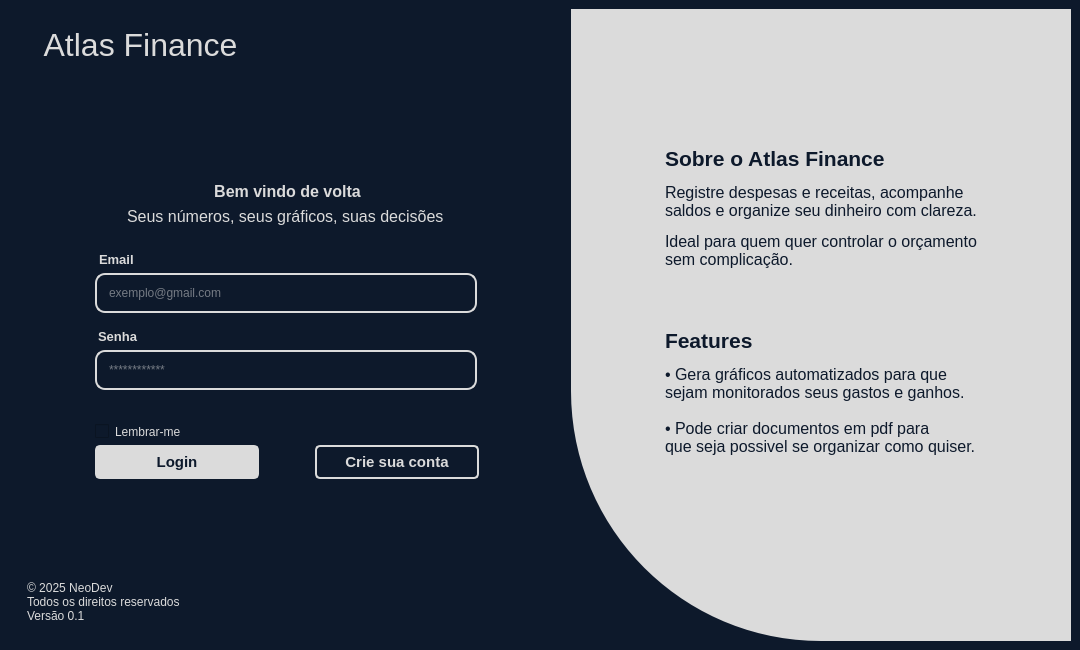
Old version of the form ui/LoginWindow.ui in the repository kawlu/Atlas-Finance.
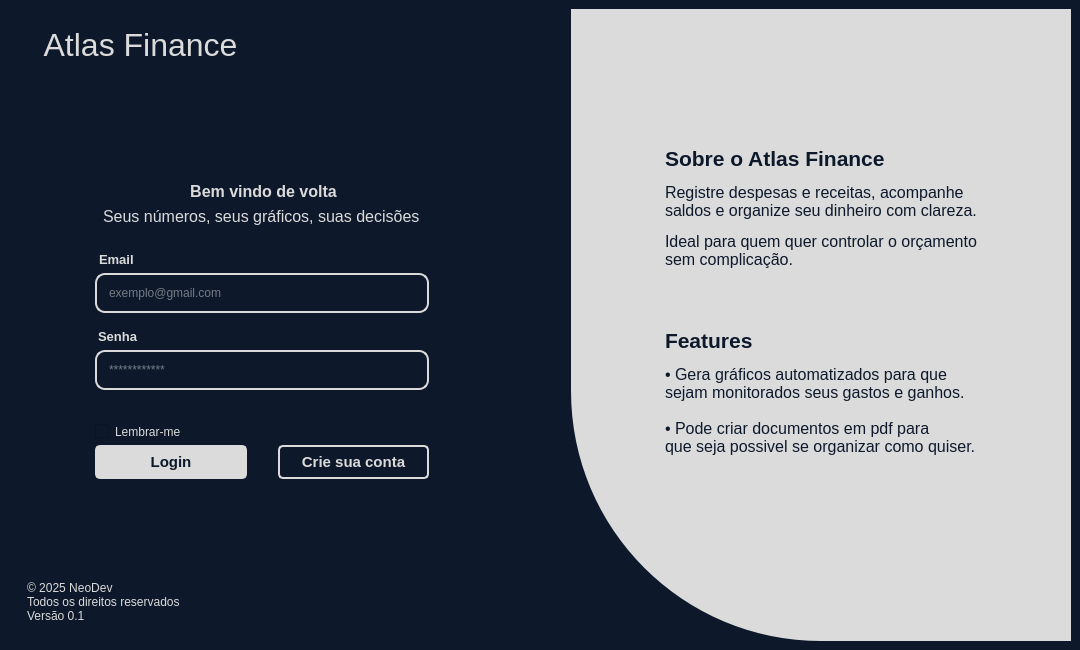
New version of the form. Icons and pictures are not drawn.

Commit message: telas login e cadastro melhoradas

What changed in the file:
```diff
--- a/ui/LoginWindow.ui
+++ b/ui/LoginWindow.ui
@@ -145,7 +145,6 @@
                </property>
                <property name="styleSheet">
                 <string notr="true">margin-left: 25px;
-margin-right: 25px;
 
 color: rgb(219, 219, 219);</string>
                </property>
@@ -262,8 +261,7 @@
                 </size>
                </property>
                <property name="styleSheet">
-                <string notr="true">margin-left: 25px;
-margin-right: 25px;</string>
+                <string notr="true">margin-left: 25px;</string>
                </property>
                <property name="frameShape">
                 <enum>QFrame::NoFrame</enum>
@@ -362,6 +360,22 @@
          </layout>
         </widget>
        </item>
+       <item>
+        <spacer name="horizontalSpacer">
+         <property name="orientation">
+          <enum>Qt::Horizontal</enum>
+         </property>
+         <property name="sizeType">
+          <enum>QSizePolicy::Maximum</enum>
+         </property>
+         <property name="sizeHint" stdset="0">
+          <size>
+           <width>100</width>
+           <height>20</height>
+          </size>
+         </property>
+        </spacer>
+       </item>
       </layout>
      </widget>
     </item>
```
Left out of the diff: 26 changed lines with no effect on the pictures. The commit also changes 1 other file.
